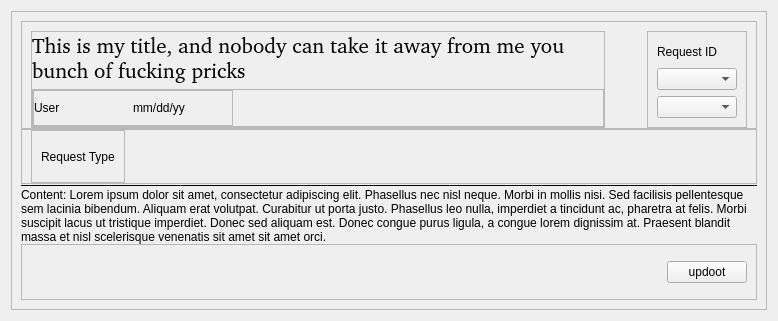
This is ui/request_template.ui in TransparentGlass/Merlin-s-Lamp--Request-Manager as Qt 5 draws it before an edit. The edited form follows.
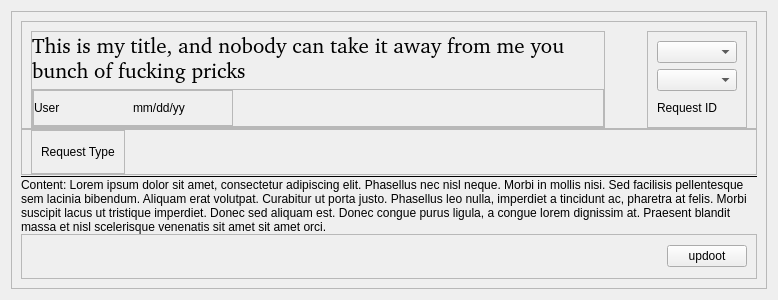
This is the edited form. Icons and pictures are not drawn.

The edit to the form file:
```diff
--- a/ui/request_template.ui
+++ b/ui/request_template.ui
@@ -7,7 +7,7 @@
     <x>0</x>
     <y>0</y>
     <width>750</width>
-    <height>321</height>
+    <height>300</height>
    </rect>
   </property>
   <property name="windowTitle">
@@ -271,13 +271,6 @@
             <enum>QFrame::Shadow::Raised</enum>
            </property>
            <layout class="QVBoxLayout" name="verticalLayout_7">
-            <item>
-             <widget class="QLabel" name="label_requestID">
-              <property name="text">
-               <string>Request ID</string>
-              </property>
-             </widget>
-            </item>
             <item>
              <widget class="QComboBox" name="comboBox_AdminPriority">
               <property name="enabled">
@@ -346,6 +339,13 @@
               </item>
              </widget>
             </item>
+            <item>
+             <widget class="QLabel" name="label_requestID">
+              <property name="text">
+               <string>Request ID</string>
+              </property>
+             </widget>
+            </item>
            </layout>
           </widget>
          </item>
```
Left out of the diff: 2 changed lines with no effect on the pictures.
